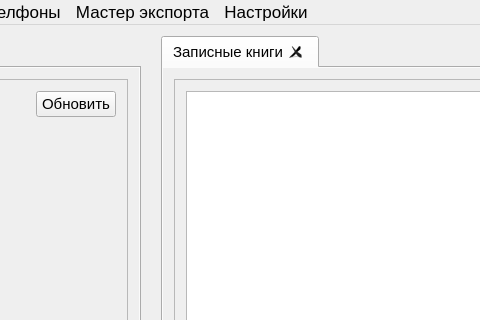
Old version of the form mainwindow.ui in the repository Yavlados/VKR; both pictures show x 392 to 872 and y 0 to 320 of the 1233 by 810 pixel window.
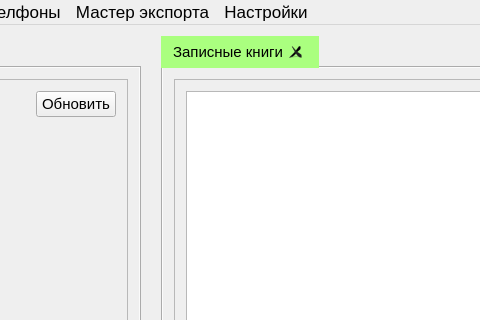
New version of the form. Icons and pictures are not drawn.

What changed in the file:
```diff
--- a/mainwindow.ui
+++ b/mainwindow.ui
@@ -253,6 +253,11 @@
        <property name="autoFillBackground">
         <bool>true</bool>
        </property>
+       <property name="styleSheet">
+        <string notr="true">QTabBar::tab:selected {
+    background: rgb(170, 255, 127);
+}</string>
+       </property>
        <property name="tabShape">
         <enum>QTabWidget::Rounded</enum>
        </property>
```
Left out of the diff: 13 changed lines with no effect on the pictures.
